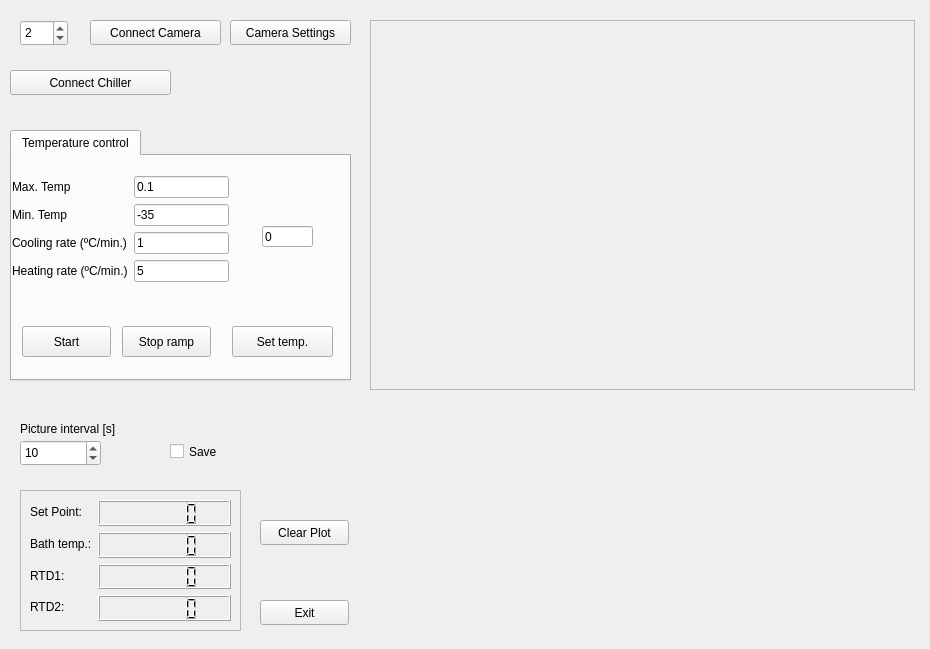
This is src/gui/experiment.ui in gfogwill/FrESH as Qt 5 draws it before an edit. The edited form follows.
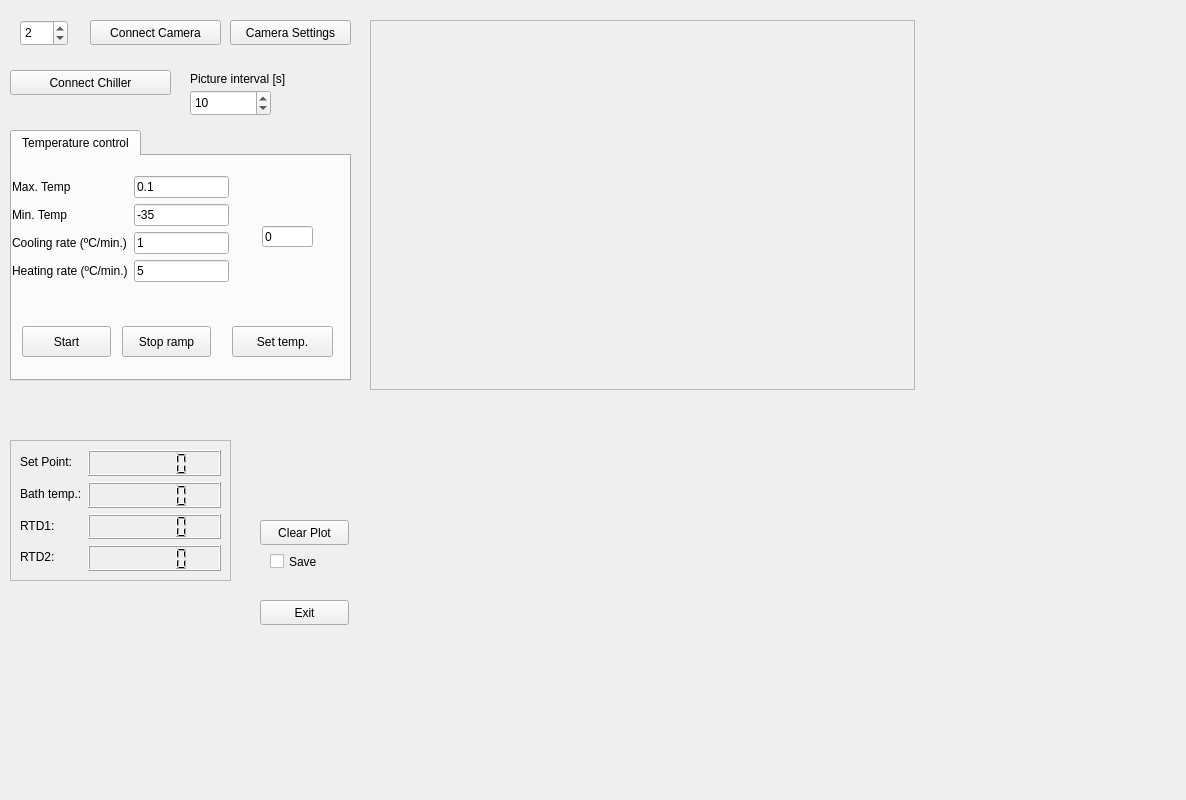
This is the edited form. Custom widgets are drawn as their Qt base class.

Commit message: refactor: remove single experiment option

Diff of the .ui file:
```diff
--- a/src/gui/experiment.ui
+++ b/src/gui/experiment.ui
@@ -6,8 +6,8 @@
    <rect>
     <x>0</x>
     <y>0</y>
-    <width>930</width>
-    <height>649</height>
+    <width>1186</width>
+    <height>800</height>
    </rect>
   </property>
   <property name="sizePolicy">
@@ -140,8 +140,8 @@
    <widget class="QCheckBox" name="saveCheckBox">
     <property name="geometry">
      <rect>
-      <x>170</x>
-      <y>440</y>
+      <x>270</x>
+      <y>550</y>
       <width>61</width>
       <height>23</height>
      </rect>
@@ -153,8 +153,8 @@
    <widget class="QLabel" name="label_2">
     <property name="geometry">
      <rect>
-      <x>20</x>
-      <y>420</y>
+      <x>190</x>
+      <y>70</y>
       <width>161</width>
       <height>17</height>
      </rect>
@@ -166,8 +166,8 @@
    <widget class="QSpinBox" name="pictureIntervalSpinBox">
     <property name="geometry">
      <rect>
-      <x>20</x>
-      <y>440</y>
+      <x>190</x>
+      <y>90</y>
       <width>81</width>
       <height>26</height>
      </rect>
@@ -185,8 +185,8 @@
    <widget class="QFrame" name="frame">
     <property name="geometry">
      <rect>
-      <x>20</x>
-      <y>490</y>
+      <x>10</x>
+      <y>440</y>
       <width>221</width>
       <height>141</height>
      </rect>
@@ -225,7 +225,6 @@
         <property name="font">
          <font>
           <pointsize>11</pointsize>
-          <weight>75</weight>
           <bold>true</bold>
          </font>
         </property>
```
The commit also changes 3 other files.
